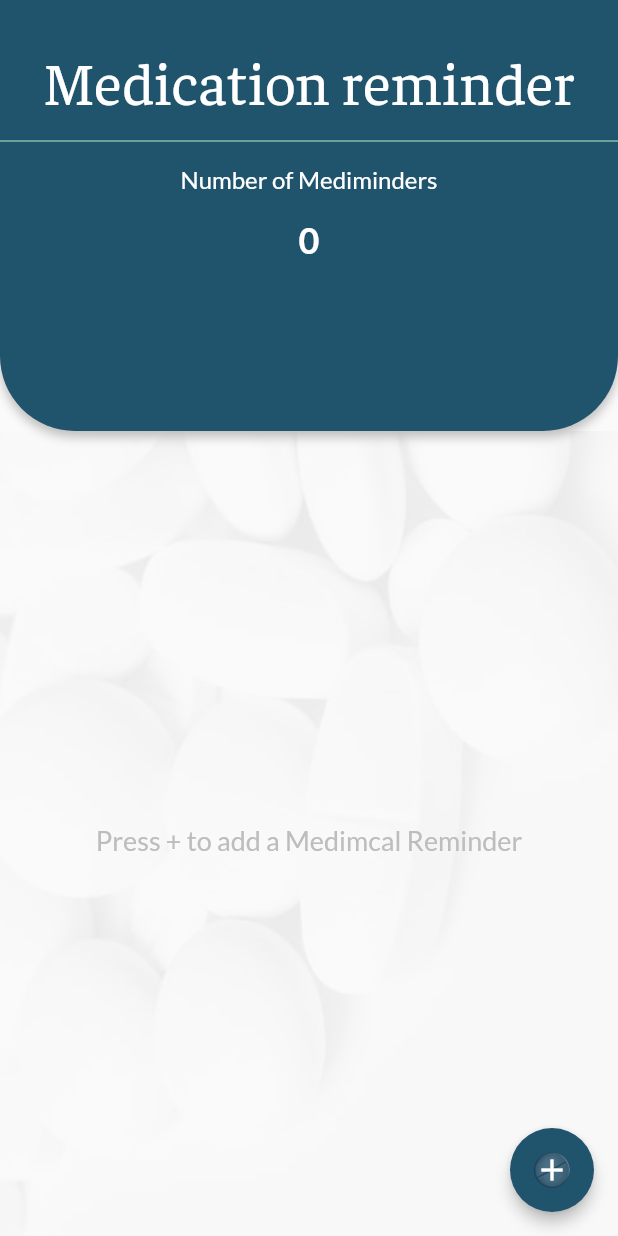
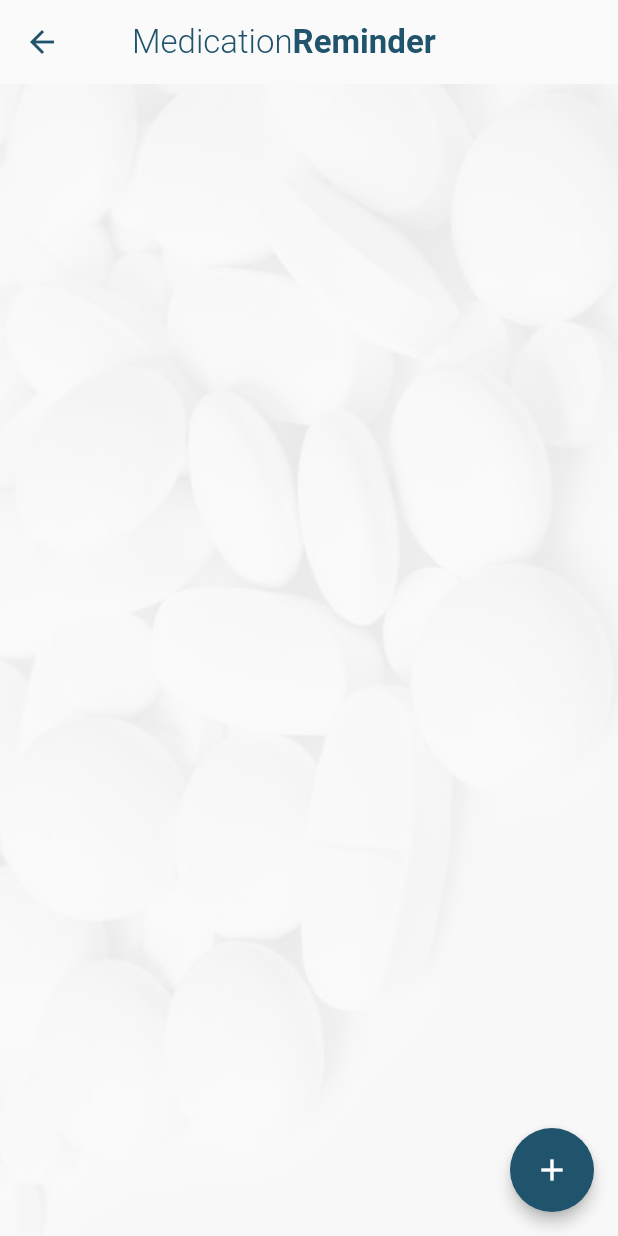
Before and after one commit to 19AK68/medical_reminder_app, a Flutter app: the HomePage screen opened directly, on a phone screen of 412 x 824 dp. Run offline on Flutter 3.47's test engine with Material 2 defaults, Android fonts, the phone set to English and light mode, and no system bars; our stand-ins replace firebase_auth; accounts and stored records are empty.

Commit message:
changed the design of the home page

```diff
--- a/lib/page/home_page.dart
+++ b/lib/page/home_page.dart
@@ -4,6 +4,7 @@ import 'package:flutter/widgets.dart';
 import 'package:medical_reminder/page/new_entry_page.dart';
 import 'package:medical_reminder/util/ui_helper.dart';
 import 'package:medical_reminder/view_model/home_model.dart';
+import 'package:medical_reminder/widget/custom_appbar_widget.dart';
 import 'package:provider/provider.dart';
 
 class HomePage extends StatelessWidget {
@@ -14,6 +15,15 @@ class HomePage extends StatelessWidget {
       child: Container(
         child: Scaffold(
           resizeToAvoidBottomInset: false,
+          appBar: AppBar(
+            iconTheme: IconThemeData(
+              color: Color(0xFF20536c),
+            ),
+            title: CustomAppBar(),
+            brightness: Brightness.light,
+            elevation: 0.0,
+            backgroundColor: Colors.transparent,
+          ),
           body: Stack(
             children: <Widget>[
               Container(
@@ -24,45 +34,42 @@ class HomePage extends StatelessWidget {
                         colorFilter: ColorFilter.mode(
                             Colors.white.withOpacity(0.1), BlendMode.dstATop))),
                 //decoration: ScreenDecoration(),
-                child: Column(
-                  mainAxisSize: MainAxisSize.max,
-                  mainAxisAlignment: MainAxisAlignment.spaceBetween,
-                  crossAxisAlignment: CrossAxisAlignment.stretch,
-                  children: <Widget>[
-                    Flexible(
-                      flex: 6,
-                      child: TopContainer(),
-                    ),
-                    SizedBox(
-                      height: 10 * UI.scaleFactorH,
-                    ),
-                    Flexible(
-                      flex: 11,
-                      child: Center(
-                          child: Text(
-                        model.mainTitle,
-                        style: TextStyle(
-                          fontSize: 18 * UI.scaleFactorH,
-                          color: Colors.grey[400],
-                        ),
-                      )),
-                    ),
-                  ],
-                ),
+                // child: Column(
+                //   mainAxisSize: MainAxisSize.max,
+                //   mainAxisAlignment: MainAxisAlignment.spaceBetween,
+                //   crossAxisAlignment: CrossAxisAlignment.stretch,
+                //   children: <Widget>[
+                //     Flexible(
+                //       flex: 6,
+                //       child: TopContainer(),
+                //     ),
+                //     SizedBox(
+                //       height: 10 * UI.scaleFactorH,
+                //     ),
+                //     Flexible(
+                //       flex: 11,
+                //       child: Center(
+                //           child: Text(
+                //         model.mainTitle,
+                //         style: TextStyle(
+                //           fontSize: 18 * UI.scaleFactorH,
+                //           color: Colors.grey[400],
+                //         ),
+                //       )),
+                //     ),
+                //   ],
+                // ),
               ),
             ],
           ),
-
           floatingActionButton: FloatingActionButton(
             elevation: 4,
             backgroundColor: Color(0xFF20536c),
             //Color(0xFF3EB16F), //Color(0xFF3EB16F),
             child: Container(
               decoration: BoxDecoration(
-                  shape: BoxShape.circle,
-                  image: DecorationImage(
-                    image: AssetImage('assets/tabl5.png'),
-                  )),
+                shape: BoxShape.circle,
+              ),
               child: Icon(
                 Icons.add,
               ),
@@ -76,37 +83,6 @@ class HomePage extends StatelessWidget {
               );
             },
           ),
-
-//          Container(
-//            height: 92 * UI.scaleFactorH,
-//            width: 175 * UI.scaleFactorH,
-//            child: Column(
-//              children: <Widget>[
-//                GradientButton(
-//                    child: Icon(
-//                      Icons.add,
-//                      color: Colors.white,
-//                      size: 28 * UI.scaleFactorH,
-//                    ),
-//
-////                    child: Text(
-////                      "ADD",
-////                      style: TextStyle(
-////                          color: Colors.white, fontWeight: FontWeight.w800),
-////                    ),
-//                    gradient:
-//                        CustomGradient(Color(0xFFB0F3CB), Color(0xFF3EB16F)),
-//                    onPressed: () {
-//                      Navigator.push(
-//                        context,
-//                        MaterialPageRoute(
-//                          builder: (context) => NewEntryPage(),
-//                        ),
-//                      );
-//                    }),
-//              ],
-//            ),
-//          ),
         ),
       ),
     );
--- /dev/null
+++ b/lib/widget/custom_appbar_widget.dart
@@ -0,0 +1,25 @@
+import 'package:flutter/material.dart';
+
+class CustomAppBar extends StatelessWidget {
+  @override
+  Widget build(BuildContext context) {
+    return Padding(
+      padding: const EdgeInsets.symmetric(horizontal: 16.0),
+      child: RichText(
+        text: TextSpan(
+          style: TextStyle(fontSize: 22),
+          children: <TextSpan>[
+            TextSpan(
+                text: 'Medication',
+                style: TextStyle(
+                    fontWeight: FontWeight.w300, color: Color(0xFF20536c))),
+            TextSpan(
+                text: 'Reminder',
+                style: TextStyle(
+                    fontWeight: FontWeight.w600, color: Color(0xFF20536c))),
+          ],
+        ),
+      ),
+    );
+  }
+}
--- a/lib/widget/field_input_widget.dart
+++ b/lib/widget/field_input_widget.dart
@@ -12,7 +12,7 @@ class InputField extends StatelessWidget {
   Widget build(BuildContext context) {
     return Container(
       padding: EdgeInsets.only(left: 20, right: 20),
-      child: TextField(
+      child: TextFormField(
         controller: controller,
         obscureText: obsecure,
         style: TextStyle(
```
